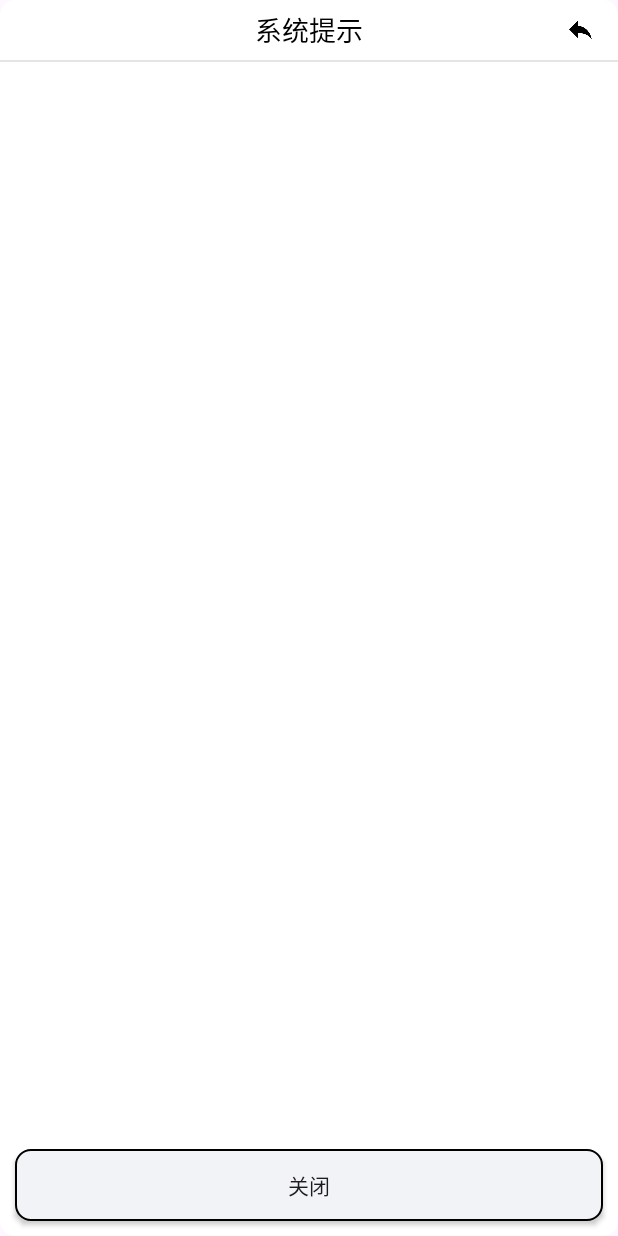
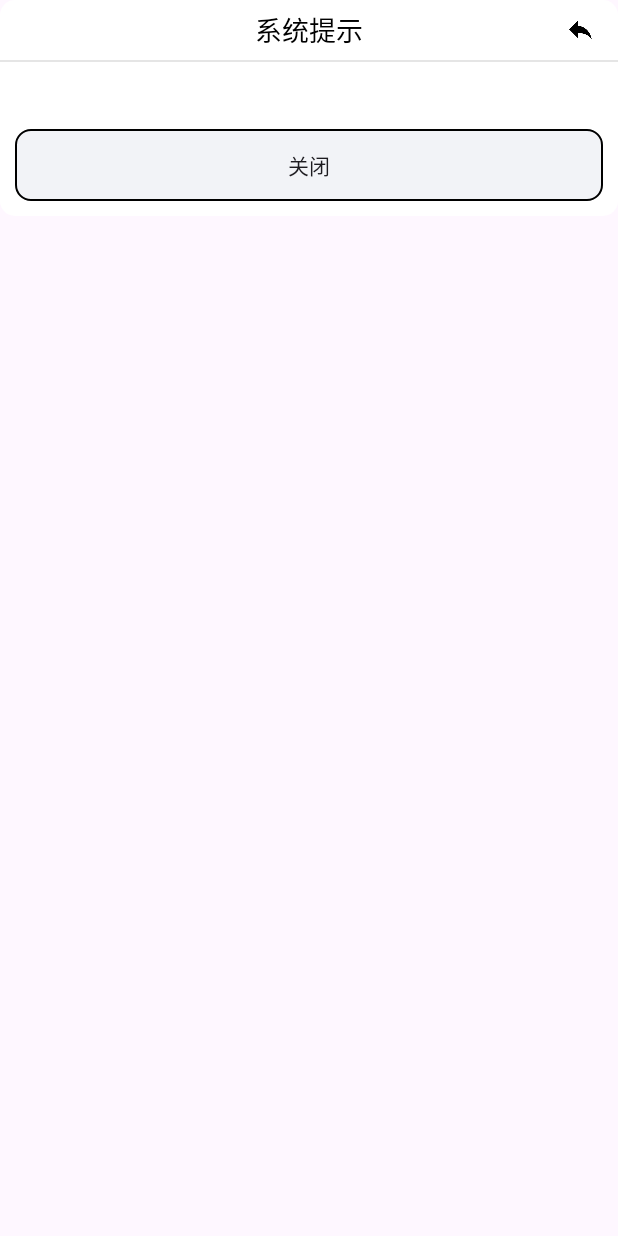
Before and after one commit to MrXiyi666/FederalSquare, an Android app: the layout window_toast_view.xml on its own in the app's theme, with its tools: preview values and no code run, on a phone screen of 412 x 824 dp. Run offline under Robolectric (Android 15) with nearby library versions, the phone set to English and light mode, and no system bars.

Commit message:
修复了Toast显示问题

```diff
--- a/app/src/main/java/fun/android/federal_square/network/NetWork_Main.java
+++ b/app/src/main/java/fun/android/federal_square/network/NetWork_Main.java
@@ -172,8 +172,9 @@ public class NetWork_Main {
                     }
                 }
             }catch (Exception e){
-                Log.w(class_name, e);
-                Fun.mess(activity, class_name + " " + e);
+                String error_txt = class_name + "：\n" + e;
+                Log.w(class_name, error_txt);
+                Fun.mess(activity, error_txt);
                 if(b_dialog){
                     able.handler.post(()->{
                         dialog.dismiss();
--- a/app/src/main/res/layout/window_toast_view.xml
+++ b/app/src/main/res/layout/window_toast_view.xml
@@ -1,11 +1,11 @@
 <?xml version="1.0" encoding="utf-8"?>
-<RelativeLayout
+<LinearLayout
     xmlns:android="http://schemas.android.com/apk/res/android"
     android:background="@drawable/round_white"
+    android:orientation="vertical"
     android:layout_width="match_parent"
     android:layout_height="wrap_content">
     <RelativeLayout
-        android:layout_alignParentTop="true"
         android:id="@+id/title"
         android:layout_width="match_parent"
         android:layout_height="40dp">
@@ -25,33 +25,31 @@
             android:layout_height="30dp"/>
     </RelativeLayout>
     <TextView
-        android:layout_below="@id/title"
         android:id="@+id/xian1"
         android:alpha="0.2"
         android:background="#808080"
         android:layout_width="match_parent"
         android:layout_height="1dp"/>
     <ScrollView
+        android:id="@+id/scrollView"
         android:scrollbars="none"
         android:layout_margin="10dp"
-        android:layout_below="@id/xian1"
-        android:layout_above="@id/button_ok"
         android:layout_width="match_parent"
         android:layout_height="wrap_content">
-        <RelativeLayout
+        <LinearLayout
             android:layout_width="match_parent"
             android:layout_height="wrap_content">
             <TextView
                 android:id="@+id/text_id"
                 android:textSize="18sp"
                 android:textColor="@color/black"
+                android:layout_gravity="center"
                 android:gravity="center"
                 android:layout_width="match_parent"
                 android:layout_height="wrap_content"/>
-        </RelativeLayout>
+        </LinearLayout>
     </ScrollView>
     <androidx.appcompat.widget.AppCompatButton
-        android:layout_above="@id/di_title"
         android:layout_marginStart="10dp"
         android:layout_marginEnd="10dp"
         android:id="@+id/button_ok"
@@ -64,4 +62,4 @@
         android:id="@+id/di_title"
         android:layout_width="match_parent"
         android:layout_height="10dp"/>
-</RelativeLayout>
+</LinearLayout>
```
Also changed, not shown: app/src/main/java/fun/android/federal_square/MainActivity.java (+7 -0 lines), app/src/main/java/fun/android/federal_square/fun/Fun.java (+10 -2 lines).
